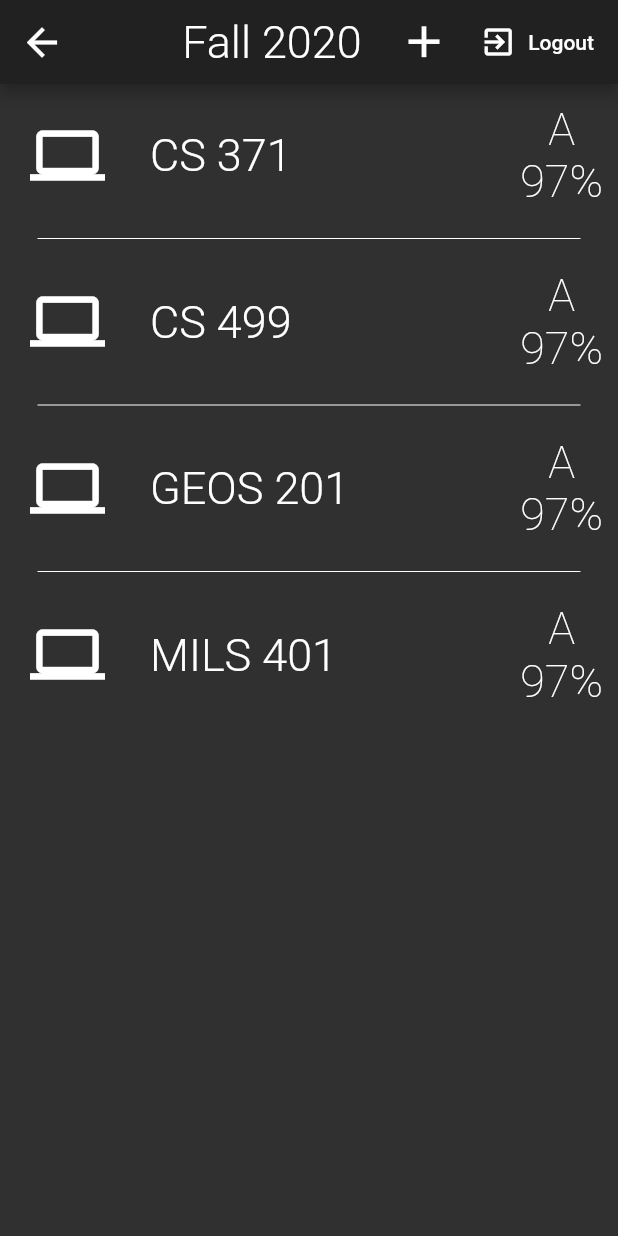
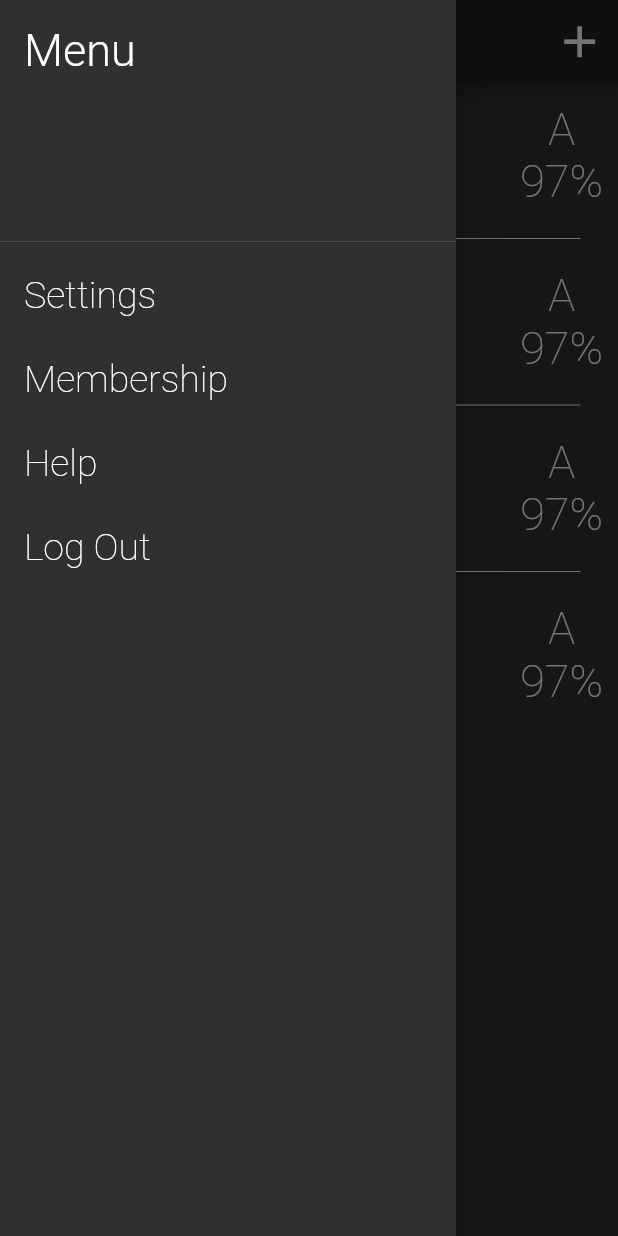
Before and after one commit to rabaraaaron/Gradebook, a Flutter app: the TermClassesPage screen opened by its route, with the side drawer open (before the commit the screen has no drawer), on a phone screen of 412 x 824 dp. Run offline on Flutter 3.47's test engine with Material 2 defaults, Android fonts, the phone set to English and light mode, and no system bars; drawn by our look-alikes of flutter_slidable; our stand-ins replace firebase_auth, firebase_core, flutter_spinkit, google_fonts; accounts and stored records are empty; Roboto replaces fonts that are missing (TextStyle).

Commit message:
Added Slidability for navigation of pages. Fixed some parts of navigation from login to Terms

```diff
--- a/gradebook/lib/pages/CategoriesPage.dart
+++ b/gradebook/lib/pages/CategoriesPage.dart
@@ -1,7 +1,6 @@
 import 'dart:collection';
-
 import 'package:flutter/material.dart';
-
+import 'package:gradebook/services/auth_service.dart';
 
 class CategoriesPage extends StatefulWidget {
   @override
@@ -11,12 +10,28 @@ class CategoriesPage extends StatefulWidget {
 class _CategoriesPageState extends State<CategoriesPage> {
   List<String> categoriesStrings = ["Assignments", "Homework", "Quizzes", "Exams","Other"];
   Map categoriesData = new HashMap<String, List<String>>();
+  final GlobalKey scaffoldKey = new GlobalKey();
 
   @override
   Widget build(BuildContext context) {
-
-
     return Scaffold(
+      key: scaffoldKey,
+      drawer: Drawer(
+        child: ListView(
+          children: <Widget>[
+            DrawerHeader(child: Text("Menu", style: Theme.of(context).textTheme.headline2,)),
+            ListTile(title: Text("Settings", style: Theme.of(context).textTheme.headline5,),),
+            ListTile(title: Text("Membership", style: Theme.of(context).textTheme.headline5,),),
+            ListTile(title: Text("Help", style: Theme.of(context).textTheme.headline5,)),
+            ListTile(
+              title: Text("Log Out", style: Theme.of(context).textTheme.headline5,),
+              onTap: () async {
+                await AuthService().signOut();
+              },
+            ),
+          ],
+        ),
+      ),
       appBar: AppBar(
         title: Text(
           "Categories",
@@ -26,12 +41,18 @@ class _CategoriesPageState extends State<CategoriesPage> {
               .headline1,
         ),
         centerTitle: true,
-        leading: IconButton(
-            icon: Icon(Icons.arrow_back, color: Colors.white,),
-            iconSize: 30,
-            onPressed: () {
-              Navigator.pop(context);
-            }),
+        leading:
+          Builder(
+            builder: (context) =>
+                Center(
+                  child: IconButton(
+                      icon: Icon(Icons.menu_sharp, color: Colors.white,),
+                      iconSize: 30,
+                      onPressed: (){
+                        Scaffold.of(context).openDrawer();
+                      }),
+                ),
+          ),
         actions: [
           IconButton(icon: Icon(Icons.add), iconSize: 35, color: Colors.white,
               onPressed: () async {
--- a/gradebook/lib/pages/SignUpPage.dart
+++ b/gradebook/lib/pages/SignUpPage.dart
@@ -136,8 +136,6 @@ class _SignUpPageState extends State<SignUpPage> {
       body: _register(context)
     );
 
-
-
   }
 
 }
--- a/gradebook/lib/pages/TermClassesPage.dart
+++ b/gradebook/lib/pages/TermClassesPage.dart
@@ -1,5 +1,4 @@
 import 'dart:math';
-import 'dart:collection';
 import 'package:flutter/material.dart';
 import 'package:gradebook/services/auth_service.dart';
 import 'package:flutter_slidable/flutter_slidable.dart';
@@ -13,19 +12,47 @@ class TermClassesPage extends StatefulWidget {
 class _TermsPageState extends State<TermClassesPage> {
   final List<String> classes = ["CS 371", "CS 499", "GEOS 201", "MILS 401"];
   final SlidableController slidableController = new SlidableController();
+  final GlobalKey scaffoldKey = new GlobalKey();
 
   @override
   Widget build(BuildContext context) {
     Random rand = new Random();
     return Scaffold(
+      key: scaffoldKey,
+      drawer: Drawer(
+        child: ListView(
+          children: <Widget>[
+            DrawerHeader(child: Text("Menu", style: Theme.of(context).textTheme.headline2,)),
+            ListTile(title: Text("Settings", style: Theme.of(context).textTheme.headline5,),),
+            ListTile(title: Text("Membership", style: Theme.of(context).textTheme.headline5,),),
+            ListTile(title: Text("Help", style: Theme.of(context).textTheme.headline5,)),
+            ListTile(
+              title: Text("Log Out", style: Theme.of(context).textTheme.headline5,),
+              onTap: () async {
+                await AuthService().signOut();
+              },
+            ),
+          ],
+        ),
+      ),
       appBar: AppBar(
         title: Text(
           "Fall 2020",
           style: Theme.of(context).textTheme.headline1,
         ),
         centerTitle: true,
-        leading: IconButton(icon: Icon(Icons.arrow_back, color: Colors.white,), iconSize: 30,
-          onPressed: (){Navigator.pop(context);}, color: Colors.black,),
+        leading:
+          Builder(
+            builder: (context) =>
+                Center(
+                  child: IconButton(
+                      icon: Icon(Icons.menu_sharp, color: Colors.white,),
+                      iconSize: 30,
+                      onPressed: (){
+                        Scaffold.of(context).openDrawer();
+                      }),
+                ),
+          ),
         actions: [IconButton(icon: Icon(Icons.add), iconSize: 35, color: Colors.white,
             onPressed: () async{
               await showDialog(
@@ -36,17 +63,15 @@ class _TermsPageState extends State<TermClassesPage> {
               setState(() {});
             }
           ),
-          FlatButton.icon(
-              onPressed: () async {
-                await AuthService().signOut();
-
-              },
-              icon: Icon(Icons.exit_to_app, color: Colors.white),
-              label: Text('Logout',
-                  style: TextStyle(color: Colors.white))),
         ],
       ),
-      body: ListView.separated(
+      body: GestureDetector(
+        onHorizontalDragEnd: (details){
+          if(details.primaryVelocity > 0){
+            Navigator.pop(context);
+          }
+        },
+        child: ListView.separated(
           separatorBuilder: (context, index) => Divider(
             color: Colors.white,
             indent: 25.0,
@@ -113,6 +138,7 @@ class _TermsPageState extends State<TermClassesPage> {
             ),
           ),
         ),
+      ),
     );
   }
 }
--- a/gradebook/lib/pages/auth_wrapper.dart
+++ b/gradebook/lib/pages/auth_wrapper.dart
@@ -1,6 +1,6 @@
 import 'package:firebase_auth/firebase_auth.dart';
 import 'package:flutter/material.dart';
-import 'package:gradebook/pages/TermClassesPage.dart';
+import 'package:gradebook/pages/TermsPage.dart';
 import 'package:provider/provider.dart';
 import 'package:gradebook/model/user.dart';
 import 'WelcomePage.dart';
@@ -14,7 +14,7 @@ class Wrapper extends StatelessWidget {
       if (user == null) {
         return WelcomePage();
       } else {
-        return TermClassesPage();
+        return TermsPage();
       }
   }
 }
```
Also changed, not shown: gradebook/lib/pages/TermsPage.dart (+23 -3 lines), 2 other files. Lines whose indentation alone changed are shown as unchanged.
